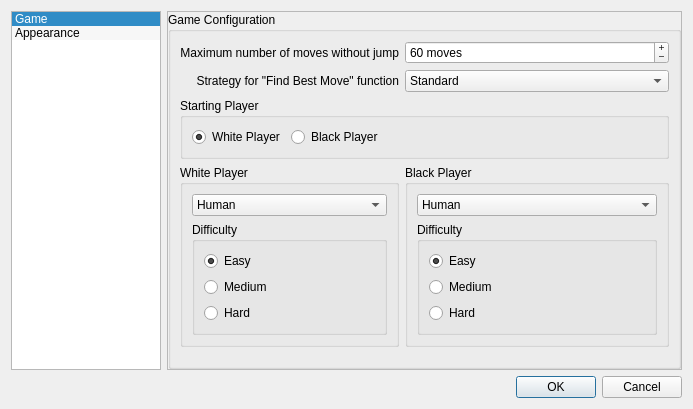
Qt form ui/gsettingsdialog.ui (martinrotter/qgothic) before a commit.
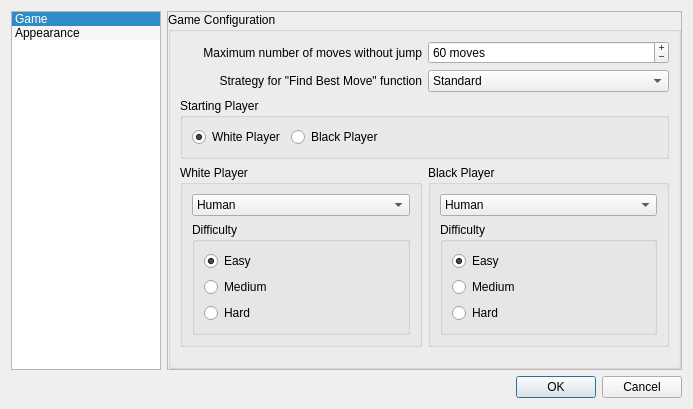
The same form after that commit. Custom widgets are drawn as their Qt base class.

Patch:
```diff
--- a/ui/gsettingsdialog.ui
+++ b/ui/gsettingsdialog.ui
@@ -107,188 +107,6 @@
               <string>Game Configuration</string>
              </property>
              <layout class="QGridLayout" name="gridLayout_9">
-              <item row="3" column="0">
-               <widget class="QGroupBox" name="groupBox_4">
-                <property name="maximumSize">
-                 <size>
-                  <width>16777215</width>
-                  <height>16777215</height>
-                 </size>
-                </property>
-                <property name="title">
-                 <string>White Player</string>
-                </property>
-                <layout class="QGridLayout" name="gridLayout_5">
-                 <item row="1" column="0">
-                  <widget class="QGroupBox" name="m_groupWhite">
-                   <property name="title">
-                    <string>Difficulty</string>
-                   </property>
-                   <layout class="QGridLayout" name="gridLayout_6">
-                    <item row="0" column="0">
-                     <widget class="QRadioButton" name="m_whiteEasy">
-                      <property name="text">
-                       <string>Easy</string>
-                      </property>
-                      <property name="checked">
-                       <bool>true</bool>
-                      </property>
-                     </widget>
-                    </item>
-                    <item row="1" column="0">
-                     <widget class="QRadioButton" name="m_whiteMedium">
-                      <property name="text">
-                       <string>Medium</string>
-                      </property>
-                     </widget>
-                    </item>
-                    <item row="2" column="0">
-                     <widget class="QRadioButton" name="m_whiteHard">
-                      <property name="text">
-                       <string>Hard</string>
-                      </property>
-                     </widget>
-                    </item>
-                    <item row="0" column="1" rowspan="3">
-                     <widget class="QLabel" name="m_labelWhite">
-                      <property name="minimumSize">
-                       <size>
-                        <width>0</width>
-                        <height>34</height>
-                       </size>
-                      </property>
-                      <property name="text">
-                       <string notr="true"/>
-                      </property>
-                      <property name="alignment">
-                       <set>Qt::AlignCenter</set>
-                      </property>
-                      <property name="textInteractionFlags">
-                       <set>Qt::NoTextInteraction</set>
-                      </property>
-                     </widget>
-                    </item>
-                   </layout>
-                  </widget>
-                 </item>
-                 <item row="0" column="0">
-                  <widget class="QComboBox" name="m_comboWhite">
-                   <item>
-                    <property name="text">
-                     <string>Human</string>
-                    </property>
-                   </item>
-                   <item>
-                    <property name="text">
-                     <string>Computer</string>
-                    </property>
-                   </item>
-                  </widget>
-                 </item>
-                </layout>
-               </widget>
-              </item>
-              <item row="3" column="1" colspan="2">
-               <widget class="QGroupBox" name="groupBox_5">
-                <property name="title">
-                 <string>Black Player</string>
-                </property>
-                <layout class="QGridLayout" name="gridLayout_7">
-                 <item row="1" column="0">
-                  <widget class="QGroupBox" name="m_groupBlack">
-                   <property name="title">
-                    <string>Difficulty</string>
-                   </property>
-                   <layout class="QGridLayout" name="gridLayout_8">
-                    <item row="0" column="0">
-                     <widget class="QRadioButton" name="m_blackEasy">
-                      <property name="text">
-                       <string>Easy</string>
-                      </property>
-                      <property name="checked">
-                       <bool>true</bool>
-                      </property>
-                     </widget>
-                    </item>
-                    <item row="1" column="0">
-                     <widget class="QRadioButton" name="m_blackMedium">
-                      <property name="text">
-                       <string>Medium</string>
-                      </property>
-                     </widget>
-                    </item>
-                    <item row="2" column="0">
-                     <widget class="QRadioButton" name="m_blackHard">
-                      <property name="enabled">
-                       <bool>true</bool>
-                      </property>
-                      <property name="text">
-                       <string>Hard</string>
-                      </property>
-                     </widget>
-                    </item>
-                    <item row="0" column="1" rowspan="3">
-                     <widget class="QLabel" name="m_labelBlack">
-                      <property name="minimumSize">
-                       <size>
-                        <width>0</width>
-                        <height>34</height>
-                       </size>
-                      </property>
-                      <property name="text">
-                       <string/>
-                      </property>
-                      <property name="alignment">
-                       <set>Qt::AlignCenter</set>
-                      </property>
-                      <property name="textInteractionFlags">
-                       <set>Qt::NoTextInteraction</set>
-                      </property>
-                     </widget>
-                    </item>
-                   </layout>
-                  </widget>
-                 </item>
-                 <item row="0" column="0">
-                  <widget class="QComboBox" name="m_comboBlack">
-                   <item>
-                    <property name="text">
-                     <string>Human</string>
-                    </property>
-                   </item>
-                   <item>
-                    <property name="text">
-                     <string>Computer</string>
-                    </property>
-                   </item>
-                  </widget>
-                 </item>
-                </layout>
-               </widget>
-              </item>
-              <item row="4" column="0" colspan="3">
-               <spacer name="verticalSpacer">
-                <property name="orientation">
-                 <enum>Qt::Vertical</enum>
-                </property>
-                <property name="sizeHint" stdset="0">
-                 <size>
-                  <width>403</width>
-                  <height>136</height>
-                 </size>
-                </property>
-               </spacer>
-              </item>
-              <item row="1" column="0">
-               <widget class="QLabel" name="label_2">
-                <property name="text">
-                 <string>Strategy for &quot;Find Best Move&quot; function</string>
-                </property>
-                <property name="alignment">
-                 <set>Qt::AlignRight|Qt::AlignTrailing|Qt::AlignVCenter</set>
-                </property>
-               </widget>
-              </item>
               <item row="0" column="0">
                <widget class="QLabel" name="label">
                 <property name="toolTip">
@@ -308,21 +126,7 @@
                 </property>
                </widget>
               </item>
-              <item row="1" column="1" colspan="2">
-               <widget class="QComboBox" name="m_comboStrategy">
-                <item>
-                 <property name="text">
-                  <string>Standard</string>
-                 </property>
-                </item>
-                <item>
-                 <property name="text">
-                  <string>Advanced</string>
-                 </property>
-                </item>
-               </widget>
-              </item>
-              <item row="0" column="1" colspan="2">
+              <item row="0" column="1">
                <widget class="GSpinBox" name="m_spinMoves">
                 <property name="wrapping">
                  <bool>false</bool>
@@ -353,7 +157,31 @@
                 </property>
                </widget>
               </item>
-              <item row="2" column="0" colspan="3">
+              <item row="1" column="0">
+               <widget class="QLabel" name="label_2">
+                <property name="text">
+                 <string>Strategy for &quot;Find Best Move&quot; function</string>
+                </property>
+                <property name="alignment">
+                 <set>Qt::AlignRight|Qt::AlignTrailing|Qt::AlignVCenter</set>
+                </property>
+               </widget>
+              </item>
+              <item row="1" column="1">
+               <widget class="QComboBox" name="m_comboStrategy">
+                <item>
+                 <property name="text">
+                  <string>Standard</string>
+                 </property>
+                </item>
+                <item>
+                 <property name="text">
+                  <string>Advanced</string>
+                 </property>
+                </item>
+               </widget>
+              </item>
+              <item row="2" column="0" colspan="2">
                <widget class="QGroupBox" name="groupBox_7">
                 <property name="title">
                  <string>Starting Player</string>
@@ -392,6 +220,182 @@
                 </layout>
                </widget>
               </item>
+              <item row="3" column="0" colspan="2">
+               <layout class="QHBoxLayout" name="horizontalLayout_4">
+                <item>
+                 <widget class="QGroupBox" name="groupBox_4">
+                  <property name="maximumSize">
+                   <size>
+                    <width>16777215</width>
+                    <height>16777215</height>
+                   </size>
+                  </property>
+                  <property name="title">
+                   <string>White Player</string>
+                  </property>
+                  <layout class="QGridLayout" name="gridLayout_5">
+                   <item row="1" column="0">
+                    <widget class="QGroupBox" name="m_groupWhite">
+                     <property name="title">
+                      <string>Difficulty</string>
+                     </property>
+                     <layout class="QGridLayout" name="gridLayout_6">
+                      <item row="0" column="0">
+                       <widget class="QRadioButton" name="m_whiteEasy">
+                        <property name="text">
+                         <string>Easy</string>
+                        </property>
+                        <property name="checked">
+                         <bool>true</bool>
+                        </property>
+                       </widget>
+                      </item>
+                      <item row="1" column="0">
+                       <widget class="QRadioButton" name="m_whiteMedium">
+                        <property name="text">
+                         <string>Medium</string>
+                        </property>
+                       </widget>
+                      </item>
+                      <item row="2" column="0">
+                       <widget class="QRadioButton" name="m_whiteHard">
+                        <property name="text">
+                         <string>Hard</string>
+                        </property>
+                       </widget>
+                      </item>
+                      <item row="0" column="1" rowspan="3">
+                       <widget class="QLabel" name="m_labelWhite">
+                        <property name="minimumSize">
+                         <size>
+                          <width>0</width>
+                          <height>34</height>
+                         </size>
+                        </property>
+                        <property name="text">
+                         <string notr="true"/>
+                        </property>
+                        <property name="alignment">
+                         <set>Qt::AlignCenter</set>
+                        </property>
+                        <property name="textInteractionFlags">
+                         <set>Qt::NoTextInteraction</set>
+                        </property>
+                       </widget>
+                      </item>
+                     </layout>
+                    </widget>
+                   </item>
+                   <item row="0" column="0">
+                    <widget class="QComboBox" name="m_comboWhite">
+                     <item>
+                      <property name="text">
+                       <string>Human</string>
+                      </property>
+                     </item>
+                     <item>
+                      <property name="text">
+                       <string>Computer</string>
+                      </property>
+                     </item>
+                    </widget>
+                   </item>
+                  </layout>
+                 </widget>
+                </item>
+                <item>
+                 <widget class="QGroupBox" name="groupBox_5">
+                  <property name="title">
+                   <string>Black Player</string>
+                  </property>
+                  <layout class="QGridLayout" name="gridLayout_7">
+                   <item row="1" column="0">
+                    <widget class="QGroupBox" name="m_groupBlack">
+                     <property name="title">
+                      <string>Difficulty</string>
+                     </property>
+                     <layout class="QGridLayout" name="gridLayout_8">
+                      <item row="0" column="0">
+                       <widget class="QRadioButton" name="m_blackEasy">
+                        <property name="text">
+                         <string>Easy</string>
+                        </property>
+                        <property name="checked">
+                         <bool>true</bool>
+                        </property>
+                       </widget>
+                      </item>
+                      <item row="1" column="0">
+                       <widget class="QRadioButton" name="m_blackMedium">
+                        <property name="text">
+                         <string>Medium</string>
+                        </property>
+                       </widget>
+                      </item>
+                      <item row="2" column="0">
+                       <widget class="QRadioButton" name="m_blackHard">
+                        <property name="enabled">
+                         <bool>true</bool>
+                        </property>
+                        <property name="text">
+                         <string>Hard</string>
+                        </property>
+                       </widget>
+                      </item>
+                      <item row="0" column="1" rowspan="3">
+                       <widget class="QLabel" name="m_labelBlack">
+                        <property name="minimumSize">
+                         <size>
+                          <width>0</width>
+                          <height>34</height>
+                         </size>
+                        </property>
+                        <property name="text">
+                         <string/>
+                        </property>
+                        <property name="alignment">
+                         <set>Qt::AlignCenter</set>
+                        </property>
+                        <property name="textInteractionFlags">
+                         <set>Qt::NoTextInteraction</set>
+                        </property>
+                       </widget>
+                      </item>
+                     </layout>
+                    </widget>
+                   </item>
+                   <item row="0" column="0">
+                    <widget class="QComboBox" name="m_comboBlack">
+                     <item>
+                      <property name="text">
+                       <string>Human</string>
+                      </property>
+                     </item>
+                     <item>
+                      <property name="text">
+                       <string>Computer</string>
+                      </property>
+                     </item>
+                    </widget>
+                   </item>
+                  </layout>
+                 </widget>
+                </item>
+               </layout>
+              </item>
+              <item row="4" column="0" colspan="2">
+               <spacer name="verticalSpacer">
+                <property name="orientation">
+                 <enum>Qt::Vertical</enum>
+                </property>
+                <property name="sizeHint" stdset="0">
+                 <size>
+                  <width>403</width>
+                  <height>136</height>
+                 </size>
+                </property>
+               </spacer>
+              </item>
              </layout>
             </widget>
            </item>
```
Left out of the diff: 2 changed lines with no effect on the pictures.
